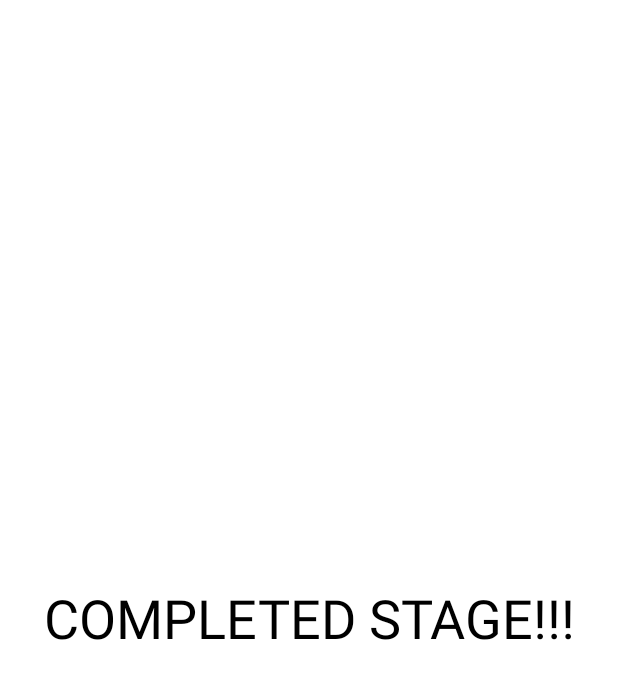
After one commit to hakzzang/Burnout, an Android app: the layout fragment_completed_stage.xml on its own in the app's theme, with its tools: preview values and no code run, on a phone screen of 412 x 824 dp. The commit adds this screen. Shown: the top 679 px of the screen. Run offline under Robolectric (Android 15) with nearby library versions, the phone set to English and light mode, and no system bars.

```diff
--- /dev/null
+++ b/app/src/main/res/layout/fragment_completed_stage.xml
@@ -0,0 +1,16 @@
+<?xml version="1.0" encoding="utf-8"?>
+<layout>
+
+    <androidx.constraintlayout.widget.ConstraintLayout
+        xmlns:android="http://schemas.android.com/apk/res/android" android:layout_width="match_parent"
+        android:layout_height="match_parent">
+
+        <com.google.android.material.textview.MaterialTextView
+            android:layout_width="match_parent"
+            android:layout_height="match_parent"
+            android:textSize="36dp"
+            android:textColor="@android:color/black"
+            android:text="COMPLETED STAGE!!!"
+            android:gravity="center"/>
+    </androidx.constraintlayout.widget.ConstraintLayout>
+</layout>
```
Also changed, not shown: app/src/main/java/com/hbs/burnout/ui/chat/ChattingFragment.kt (+15 -9 lines), app/src/main/res/layout/fragment_chatting.xml (+1 -40 lines).
